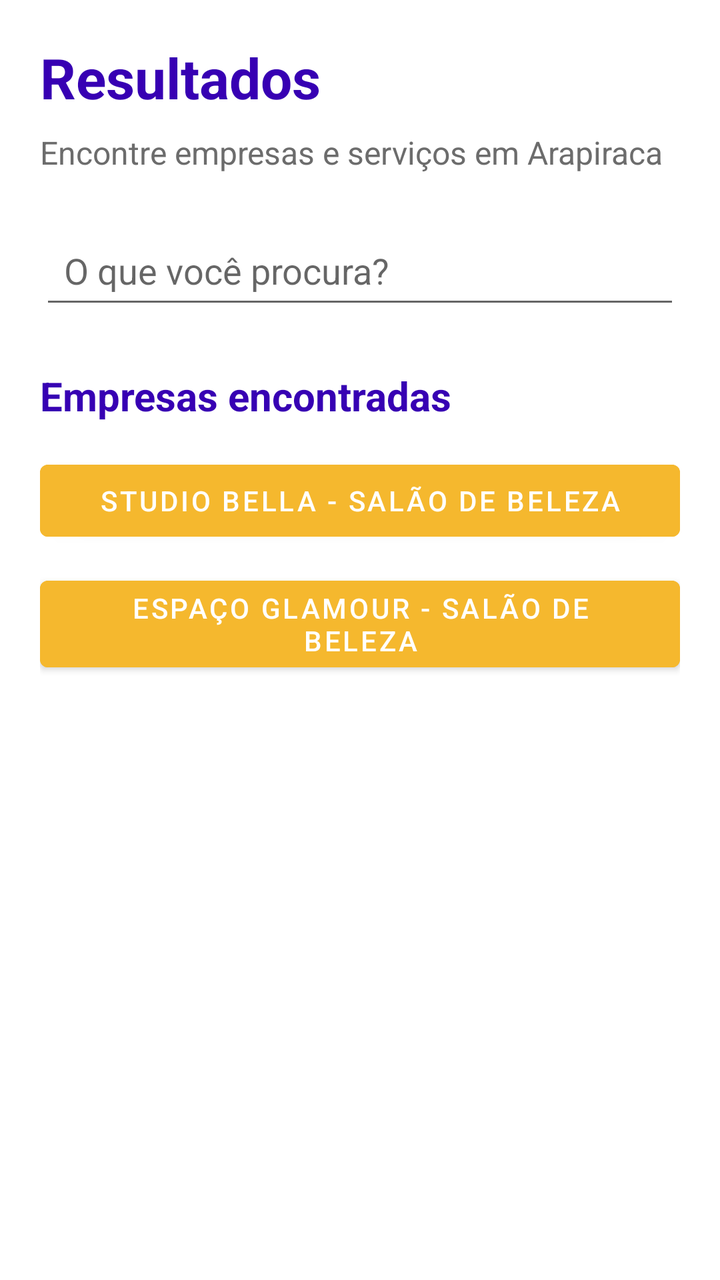
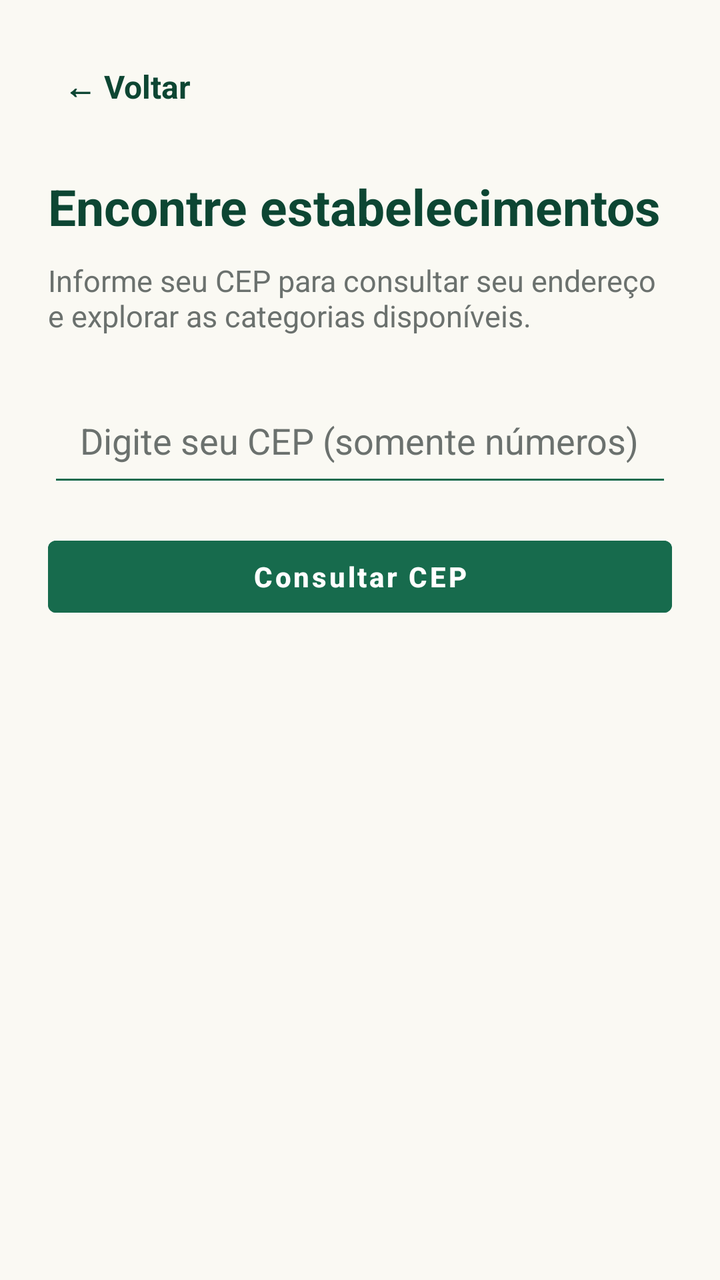

Two renders of the same Android screen: before a commit and after it. Below are the layout's source before the change and the commit's diff.
<!-- AndroidManifest.xml: application theme Theme.ConectArapiraca -->
<!-- res/layout/activity_resultados.xml -->
<?xml version="1.0" encoding="utf-8"?>
<LinearLayout xmlns:android="http://schemas.android.com/apk/res/android"
    android:layout_width="match_parent"
    android:layout_height="match_parent"
    android:orientation="vertical"
    android:background="@color/white"
    android:padding="20dp">

    <TextView
        android:id="@+id/txtTituloResultados"
        android:layout_width="wrap_content"
        android:layout_height="wrap_content"
        android:text="Resultados"
        android:textColor="@color/purple_700"
        android:textSize="28sp"
        android:textStyle="bold" />

    <TextView
        android:id="@+id/txtSubtituloResultados"
        android:layout_width="wrap_content"
        android:layout_height="wrap_content"
        android:layout_marginTop="8dp"
        android:text="Encontre empresas e serviços em Arapiraca"
        android:textColor="@color/gray"
        android:textSize="16sp" />

    <EditText
        android:id="@+id/edtBusca"
        android:layout_width="match_parent"
        android:layout_height="wrap_content"
        android:layout_marginTop="24dp"
        android:hint="O que você procura?"
        android:padding="12dp"
        android:singleLine="true" />

    <TextView
        android:id="@+id/txtResultados"
        android:layout_width="wrap_content"
        android:layout_height="wrap_content"
        android:layout_marginTop="25dp"
        android:text="Empresas encontradas"
        android:textColor="@color/purple_700"
        android:textSize="20sp"
        android:textStyle="bold" />

    <Button
        android:id="@+id/btnEmpresa1"
        android:layout_width="match_parent"
        android:layout_height="wrap_content"
        android:layout_marginTop="15dp"
        android:backgroundTint="@color/laranja"
        android:text="Studio Bella - Salão de Beleza"
        android:textColor="@color/white" />

    <Button
        android:id="@+id/btnEmpresa2"
        android:layout_width="match_parent"
        android:layout_height="wrap_content"
        android:layout_marginTop="10dp"
        android:backgroundTint="@color/laranja"
        android:text="Espaço Glamour - Salão de Beleza"
        android:textColor="@color/white" />

</LinearLayout>
<!-- resources referenced by this layout -->
<resources>
  <color name="gray">#6C6C6C</color>
  <color name="laranja">#F5B82E</color>
  <color name="purple_700">#FF3700B3</color>
  <color name="white">#FFFFFF</color>
  <style name="Theme.ConectArapiraca" parent="Theme.MaterialComponents.DayNight.DarkActionBar">
          
          <item name="colorPrimary">@color/purple_500</item>
          <item name="colorPrimaryVariant">@color/purple_700</item>
          <item name="colorOnPrimary">@color/white</item>
          
          <item name="colorSecondary">@color/teal_200</item>
          <item name="colorSecondaryVariant">@color/teal_700</item>
          <item name="colorOnSecondary">@color/black</item>
          
          <item name="android:statusBarColor">?attr/colorPrimaryVariant</item>
          
      </style>
  <color name="purple_500">#FF6200EE</color>
  <color name="teal_200">#FF03DAC5</color>
  <color name="teal_700">#FF018786</color>
  <color name="black">#000000</color>
</resources>

<!-- the commit's change to res/layout/activity_resultados.xml (unified diff, before → after) -->
@@ -1,64 +1,160 @@
 <?xml version="1.0" encoding="utf-8"?>
-<LinearLayout xmlns:android="http://schemas.android.com/apk/res/android"
+<ScrollView xmlns:android="http://schemas.android.com/apk/res/android"
     android:layout_width="match_parent"
     android:layout_height="match_parent"
-    android:orientation="vertical"
-    android:background="@color/white"
-    android:padding="20dp">
+    android:background="@color/background"
+    android:fillViewport="true">
 
-    <TextView
-        android:id="@+id/txtTituloResultados"
-        android:layout_width="wrap_content"
-        android:layout_height="wrap_content"
-        android:text="Resultados"
-        android:textColor="@color/purple_700"
-        android:textSize="28sp"
-        android:textStyle="bold" />
-
-    <TextView
-        android:id="@+id/txtSubtituloResultados"
-        android:layout_width="wrap_content"
-        android:layout_height="wrap_content"
-        android:layout_marginTop="8dp"
-        android:text="Encontre empresas e serviços em Arapiraca"
-        android:textColor="@color/gray"
-        android:textSize="16sp" />
-
-    <EditText
-        android:id="@+id/edtBusca"
+    <LinearLayout
         android:layout_width="match_parent"
         android:layout_height="wrap_content"
-        android:layout_marginTop="24dp"
-        android:hint="O que você procura?"
-        android:padding="12dp"
-        android:singleLine="true" />
+        android:orientation="vertical"
+        android:padding="24dp">
 
-    <TextView
-        android:id="@+id/txtResultados"
-        android:layout_width="wrap_content"
-        android:layout_height="wrap_content"
-        android:layout_marginTop="25dp"
-        android:text="Empresas encontradas"
-        android:textColor="@color/purple_700"
-        android:textSize="20sp"
-        android:textStyle="bold" />
+        
+        <TextView
+            android:id="@+id/btnVoltarResultados"
+            android:layout_width="wrap_content"
+            android:layout_height="wrap_content"
+            android:text="← Voltar"
+            android:textColor="@color/green_dark"
+            android:textSize="16sp"
+            android:textStyle="bold"
+            android:padding="8dp"
+            android:clickable="true"
+            android:focusable="true" />
 
-    <Button
-        android:id="@+id/btnEmpresa1"
-        android:layout_width="match_parent"
-        android:layout_height="wrap_content"
-        android:layout_marginTop="15dp"
-        android:backgroundTint="@color/laranja"
-        android:text="Studio Bella - Salão de Beleza"
-        android:textColor="@color/white" />
+        
+        <TextView
+            android:layout_width="match_parent"
+            android:layout_height="wrap_content"
+            android:text="Encontre estabelecimentos"
+            android:textColor="@color/green_dark"
+            android:textSize="25sp"
+            android:textStyle="bold"
+            android:layout_marginTop="24dp" />
 
-    <Button
-        android:id="@+id/btnEmpresa2"
-        android:layout_width="match_parent"
-        android:layout_height="wrap_content"
-        android:layout_marginTop="10dp"
-        android:backgroundTint="@color/laranja"
-        android:text="Espaço Glamour - Salão de Beleza"
-        android:textColor="@color/white" />
+        
+        <TextView
+            android:layout_width="match_parent"
+            android:layout_height="wrap_content"
+            android:text="Informe seu CEP para consultar seu endereço e explorar as categorias disponíveis."
+            android:textColor="@color/text_secondary"
+            android:textSize="15sp"
+            android:layout_marginTop="10dp"
+            android:layout_marginBottom="24dp" />
 
-</LinearLayout>
+        
+        <EditText
+            android:id="@+id/edtBusca"
+            android:layout_width="match_parent"
+            android:layout_height="wrap_content"
+            android:hint="Digite seu CEP (somente números)"
+            android:inputType="number"
+            android:maxLength="8"
+            android:singleLine="true"
+            android:padding="16dp"
+            android:textColor="@color/text_primary"
+            android:textColorHint="@color/text_secondary"
+            android:backgroundTint="@color/green_primary" />
+
+        
+        <Button
+            android:id="@+id/btnConsultarCep"
+            android:layout_width="match_parent"
+            android:layout_height="wrap_content"
+            android:text="Consultar CEP"
+            android:textAllCaps="false"
+            android:textStyle="bold"
+            android:textColor="@color/white"
+            android:backgroundTint="@color/green_primary"
+            android:layout_marginTop="16dp" />
+
+        
+        <TextView
+            android:id="@+id/txtResultadoCep"
+            android:layout_width="match_parent"
+            android:layout_height="wrap_content"
+            android:visibility="gone"
+            android:background="@drawable/bg_card_estabelecimento"
+            android:padding="18dp"
+            android:layout_marginTop="24dp"
+            android:textColor="@color/text_primary"
+            android:textSize="15sp"
+            android:lineSpacingExtra="5dp" />
+
+        
+        <LinearLayout
+            android:id="@+id/layoutCategorias"
+            android:layout_width="match_parent"
+            android:layout_height="wrap_content"
+            android:orientation="vertical"
+            android:visibility="gone"
+            android:layout_marginTop="28dp">
+
+            <TextView
+                android:layout_width="match_parent"
+                android:layout_height="wrap_content"
+                android:text="Explore por categoria"
+                android:textColor="@color/green_dark"
+                android:textSize="20sp"
+                android:textStyle="bold"
+                android:layout_marginBottom="8dp" />
+
+            <TextView
+                android:layout_width="match_parent"
+                android:layout_height="wrap_content"
+                android:text="Escolha o tipo de estabelecimento que deseja encontrar."
+                android:textColor="@color/text_secondary"
+                android:textSize="14sp"
+                android:layout_marginBottom="16dp" />
+
+            
+            <Button
+                android:id="@+id/btnCategoriaRestaurantes"
+                android:layout_width="match_parent"
+                android:layout_height="wrap_content"
+                android:text="Restaurantes"
+                android:textAllCaps="false"
+                android:textColor="@color/green_dark"
+                android:backgroundTint="@color/gold_light"
+                android:layout_marginBottom="10dp" />
+
+            
+            <Button
+                android:id="@+id/btnCategoriaAcademias"
+                android:layout_width="match_parent"
+                android:layout_height="wrap_content"
+                android:text="Academias"
+                android:textAllCaps="false"
+                android:textColor="@color/green_dark"
+                android:backgroundTint="@color/gold_light"
+                android:layout_marginBottom="10dp" />
+
+            
+            <Button
+                android:id="@+id/btnCategoriaLojas"
+                android:layout_width="match_parent"
+                android:layout_height="wrap_content"
+                android:text="Lojas"
+                android:textAllCaps="false"
+                android:textColor="@color/green_dark"
+                android:backgroundTint="@color/gold_light"
+                android:layout_marginBottom="10dp" />
+
+            
+            <Button
+                android:id="@+id/btnCategoriaBares"
+                android:layout_width="match_parent"
+                android:layout_height="wrap_content"
+                android:text="Bares"
+                android:textAllCaps="false"
+                android:textColor="@color/green_dark"
+                android:backgroundTint="@color/gold_light"
+                android:layout_marginBottom="10dp" />
+
+        </LinearLayout>
+
+    </LinearLayout>
+
+</ScrollView>
<!-- resource entries referenced after the edit -->
@@ -1,9 +1,27 @@
 <!-- resources referenced by this layout -->
 <resources>
-  <color name="gray">#6C6C6C</color>
-  <color name="laranja">#F5B82E</color>
+  <color name="background">#FAF9F3</color>
+  <color name="gold_light">#FFF4D6</color>
+  <color name="green_dark">#0D4633</color>
+  <color name="green_primary">#176B4D</color>
+  <color name="text_primary">#1D2924</color>
+  <color name="text_secondary">#6B716E</color>
   <color name="purple_700">#FF3700B3</color>
   <color name="white">#FFFFFF</color>
+  <!-- drawable bg_card_estabelecimento (drawable) -->
+  <?xml version="1.0" encoding="utf-8"?>
+  <shape xmlns:android="http://schemas.android.com/apk/res/android"
+      android:shape="rectangle">
+  
+      <solid android:color="@color/white" />
+  
+      <corners android:radius="10dp" />
+  
+      <stroke
+          android:width="1dp"
+          android:color="@color/green_light" />
+  
+  </shape>
   <style name="Theme.ConectArapiraca" parent="Theme.MaterialComponents.DayNight.DarkActionBar">
           
           <item name="colorPrimary">@color/purple_500</item>
@@ -17,6 +35,7 @@
           <item name="android:statusBarColor">?attr/colorPrimaryVariant</item>
           
       </style>
+  <color name="green_light">#E8F3EE</color>
   <color name="purple_500">#FF6200EE</color>
   <color name="teal_200">#FF03DAC5</color>
   <color name="teal_700">#FF018786</color>
